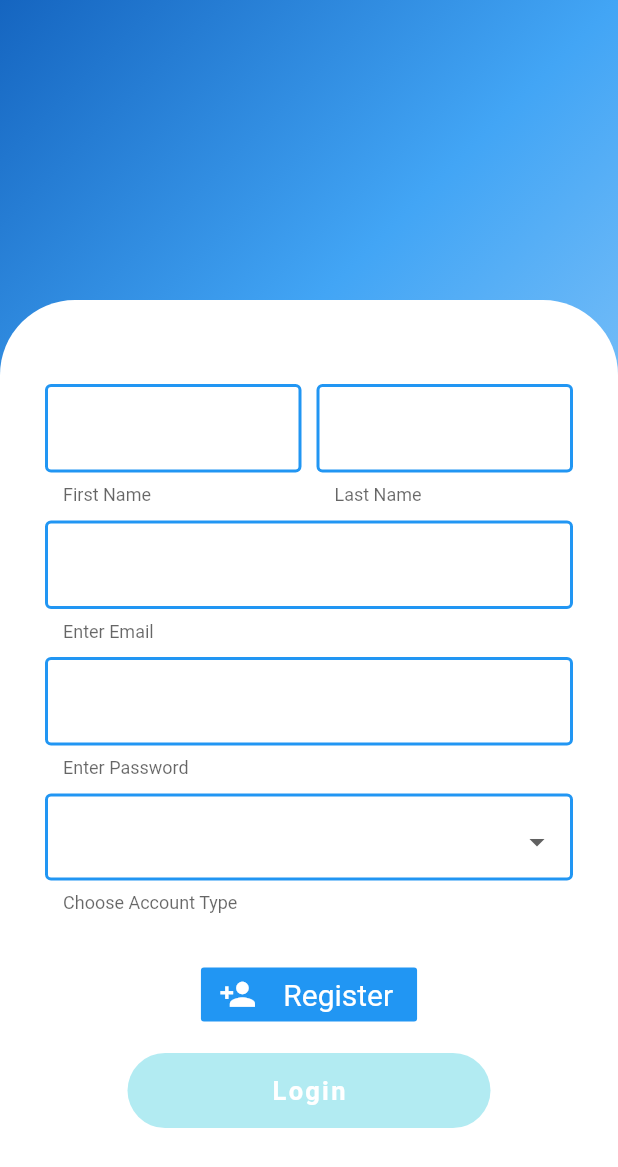
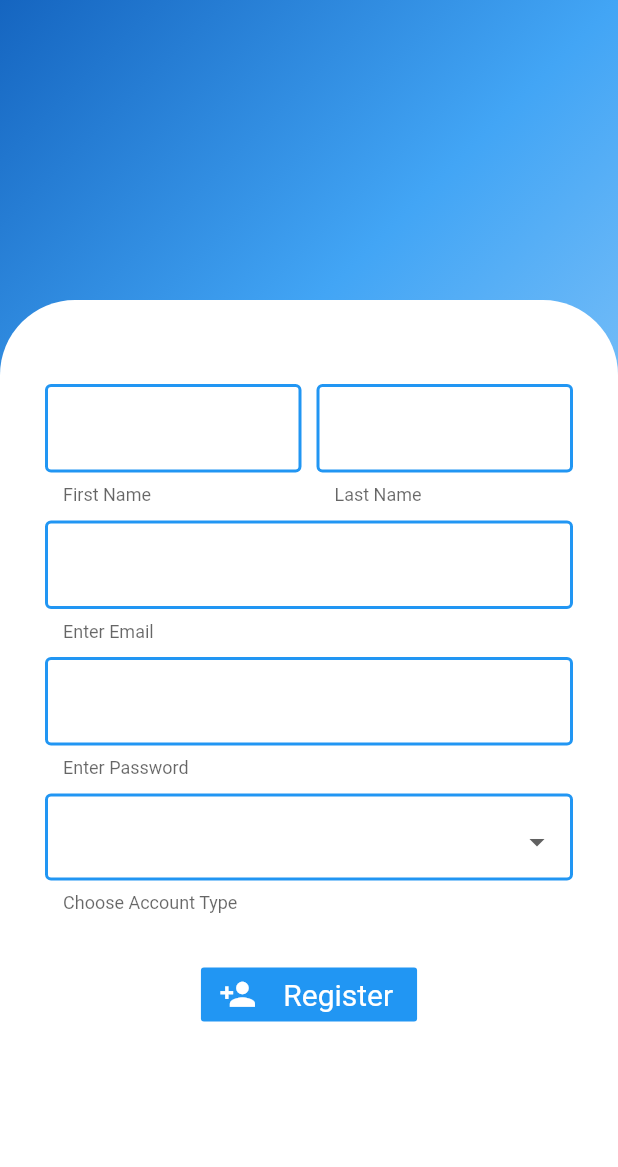
Before and after one commit to AlphaArtrem/attendance_app, a Flutter app: the screen it shows after launch, after a tap on "Login", after a tap on "Register", on a phone screen of 412 x 824 dp. Shown: the top 1167 px of the screen. Run offline on Flutter 3.47's test engine with Material 2 defaults, Android fonts, the phone set to English and light mode, and no system bars; our stand-ins replace cloud_firestore, firebase_auth, flutter_datetime_picker, flutter_spinkit; missing offline and left inert: enhanced_future_builder; accounts and stored records are empty.

Commit message:
Chnaged register button code on login form to stop it from being showing while loading icons are shown after user tries to login

```diff
--- a/lib/logged_out/methods/log_in.dart
+++ b/lib/logged_out/methods/log_in.dart
@@ -23,29 +23,13 @@ class _LoginState extends State<Login> {
 
   @override
   Widget build(BuildContext context){
-    return Column(
-      children: <Widget>[
-        _toLogin ? loginForm() : Register(),
-        GestureDetector(
-          onTap: () => setState(() => _toLogin = !_toLogin),
-          child: Container(
-            height: 50,
-            margin: EdgeInsets.symmetric(horizontal: 70),
-            decoration: BoxDecoration(
-              borderRadius: BorderRadius.circular(50),
-              color: Colors.cyan[100],
-            ),
-            child: Center(
-              child: Text("${_toLogin ? 'Register' : 'Login'}", style: TextStyle(color: Colors.white, fontWeight: FontWeight.bold, letterSpacing: 1.5, fontSize: 17),),
-            ),
-          ),
-        ),
-      ],
-    );
+    return _toLogin ? loginForm() : Register();
   }
 
   Widget loginForm(){
-    return _loading ? AuthLoading(135, 20) : Form(
+    return _loading ? AuthLoading(135, 20) : Column(
+      children: <Widget>[
+        Form(
           key: _formKey,
           child: Padding(
             padding: const EdgeInsets.fromLTRB(0, 45, 0, 5),
@@ -132,6 +116,22 @@ class _LoginState extends State<Login> {
               ],
             ),
           ),
+        ),
+        GestureDetector(
+          onTap: () => setState(() => _toLogin = !_toLogin),
+          child: Container(
+            height: 50,
+            margin: EdgeInsets.symmetric(horizontal: 70),
+            decoration: BoxDecoration(
+              borderRadius: BorderRadius.circular(50),
+              color: Colors.cyan[100],
+            ),
+            child: Center(
+              child: Text("Register", style: TextStyle(color: Colors.white, fontWeight: FontWeight.bold, letterSpacing: 1.5, fontSize: 17),),
+            ),
+          ),
+        ),
+      ],
     );
   }
 }
```
Lines whose indentation alone changed are shown as unchanged.
